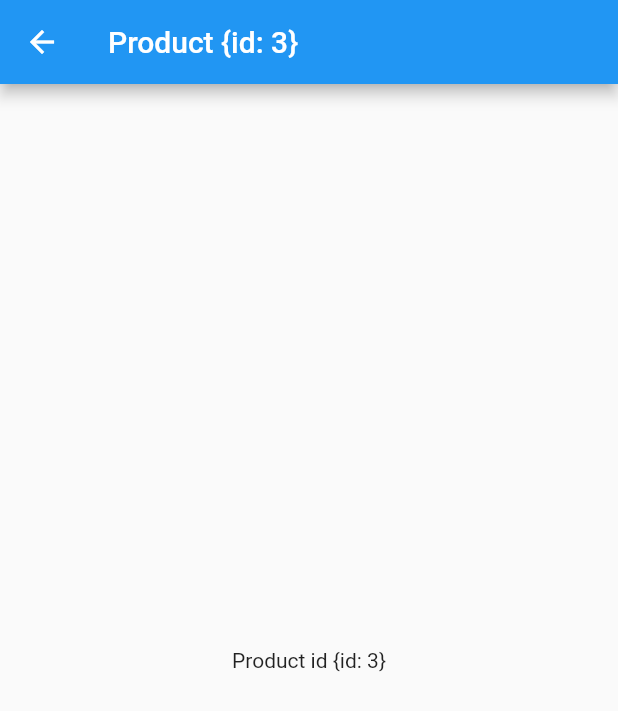
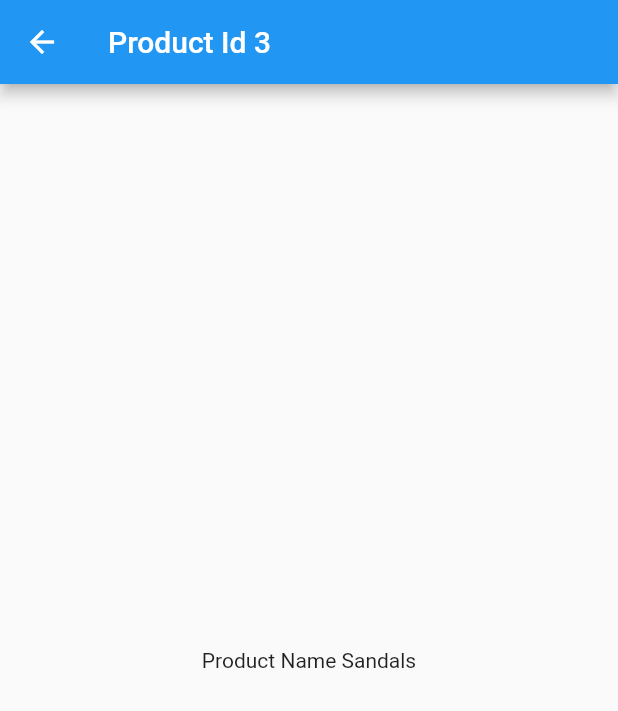
Before and after one commit to mlatifr/flutter_78_dynamic_url, a Flutter app: the ProductPage screen opened by its route, after a tap on "Products 3", on a phone screen of 412 x 824 dp. Shown: the top 711 px of the screen. Run offline on Flutter 3.47's test engine with Material 2 defaults, Android fonts, the phone set to English and light mode, and no system bars; our stand-ins replace get.

Commit message:
2 parameters

```diff
--- a/lib/main.dart
+++ b/lib/main.dart
@@ -17,7 +17,7 @@ class MyApp extends StatelessWidget {
         GetPage(name: '/', page: () => HomePage()),
         GetPage(name: '/product', page: () => ProductPage()),
         //using parameter :id untuk ngirim arguments dalam bentuk mapping
-        GetPage(name: '/product/:id', page: () => DetailPage()),
+        GetPage(name: '/product/:id/:name', page: () => DetailPage()),
       ],
     );
   }
--- a/lib/pages/detail.dart
+++ b/lib/pages/detail.dart
@@ -7,13 +7,13 @@ class DetailPage extends StatelessWidget {
     return Scaffold(
       appBar: AppBar(
         title: Text(
-            'Product ${Get.parameters}'), //mengambil data dari page yg mengirim arguments
+            'Product Id ${Get.parameters['id']}'), //mengambil data dari page yg mengirim arguments
       ),
       body: Center(
         child: Column(
           mainAxisAlignment: MainAxisAlignment.center,
           children: [
-            Text('Product id ${Get.parameters}')
+            Text("Product Name ${Get.parameters['name']}")
           ], //mengambil data dari page yg mengirim arguments
         ),
       ),
--- a/lib/pages/product.dart
+++ b/lib/pages/product.dart
@@ -15,7 +15,7 @@ class ProductPage extends StatelessWidget {
             //mengirim data ke page yg menerima arguments
             ElevatedButton(
                 onPressed: () => Get.toNamed(
-                      '/product/1',
+                      '/product/1/Jacket',
                     ),
                 child: Text('Products 1')),
             SizedBox(
@@ -24,7 +24,7 @@ class ProductPage extends StatelessWidget {
             //mengirim data ke page yg menerima arguments
             ElevatedButton(
                 onPressed: () => Get.toNamed(
-                      '/product/2',
+                      '/product/2/Shoe',
                     ),
                 child: Text('Products 2')),
             SizedBox(
@@ -33,7 +33,7 @@ class ProductPage extends StatelessWidget {
             //mengirim data ke page yg menerima arguments
             ElevatedButton(
                 onPressed: () => Get.toNamed(
-                      '/product/3',
+                      '/product/3/Sandals',
                     ),
                 child: Text('Products 3')),
           ],
```
